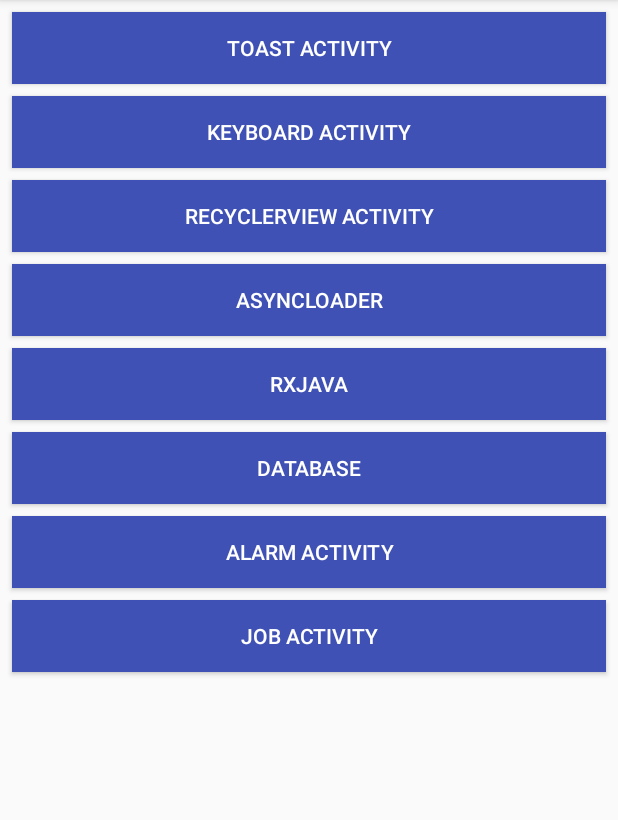
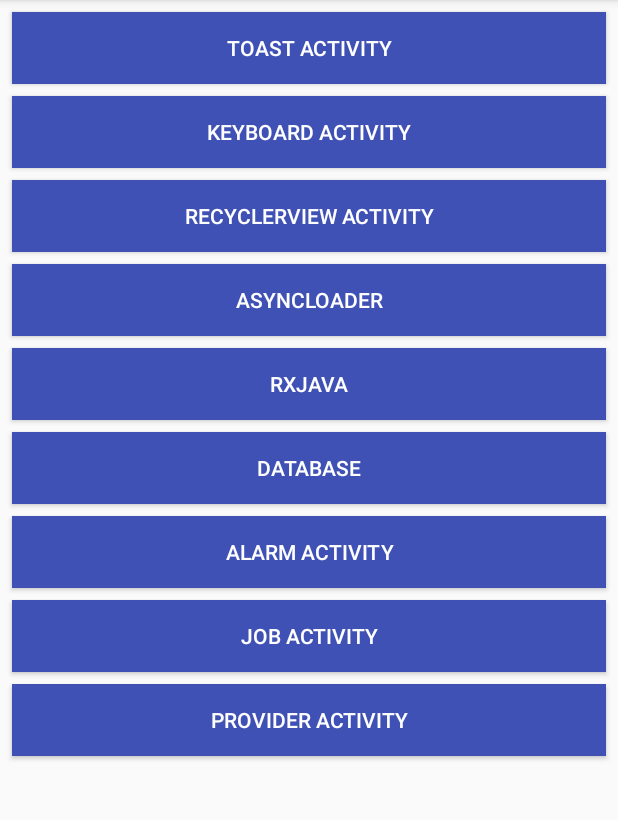
Before and after one commit to biratrai/android-developer-fundamental-course, an Android app: the screen it shows after launch (MainActivity), on a phone screen of 412 x 824 dp, the part 84-904 px from its top. Run offline under Robolectric (Android 15) with nearby library versions, the phone set to English and light mode, and no system bars.

Commit message:
adding provider button and function

```diff
--- a/app/src/main/java/com/example/gooner10/androiddeveloperfundamentals/MainActivity.kt
+++ b/app/src/main/java/com/example/gooner10/androiddeveloperfundamentals/MainActivity.kt
@@ -48,4 +48,8 @@ class MainActivity : AppCompatActivity() {
     fun launchJobActivity(view: View) {
         startActivity(Intent(this, JobActivity::class.java))
     }
+
+    fun launchProviderActivity(view: View) {
+        startActivity(Intent(this, JobActivity::class.java))
+    }
 }
--- a/app/src/main/res/layout/activity_main.xml
+++ b/app/src/main/res/layout/activity_main.xml
@@ -108,7 +108,7 @@
         app:layout_constraintTop_toBottomOf="@+id/databaseButton" />
 
     <Button
-        android:id="@+id/JobButton"
+        android:id="@+id/jobButton"
         android:layout_width="match_parent"
         android:layout_height="wrap_content"
         android:layout_marginLeft="8dp"
@@ -121,4 +121,17 @@
         android:textColor="@android:color/white"
         app:layout_constraintTop_toBottomOf="@+id/alarmButton" />
 
+    <Button
+        android:id="@+id/providerButton"
+        android:layout_width="match_parent"
+        android:layout_height="wrap_content"
+        android:layout_marginLeft="8dp"
+        android:layout_marginRight="8dp"
+        android:layout_marginTop="8dp"
+        android:background="@color/colorPrimary"
+        android:gravity="center"
+        android:onClick="launchProviderActivity"
+        android:text="@string/provider_activity"
+        android:textColor="@android:color/white"
+        app:layout_constraintTop_toBottomOf="@+id/jobButton" />
 </android.support.constraint.ConstraintLayout>
--- a/app/src/main/res/values/strings.xml
+++ b/app/src/main/res/values/strings.xml
@@ -62,4 +62,5 @@ This volume starts with the first new Beatle song, “Free as a Bird” (based o
     <string name="schedule_job">Schedule Job</string>
     <string name="cancel_job">Cancel Job</string>
     <string name="job_activity">Job Activity</string>
+    <string name="provider_activity">Provider Activity</string>
 </resources>
```
